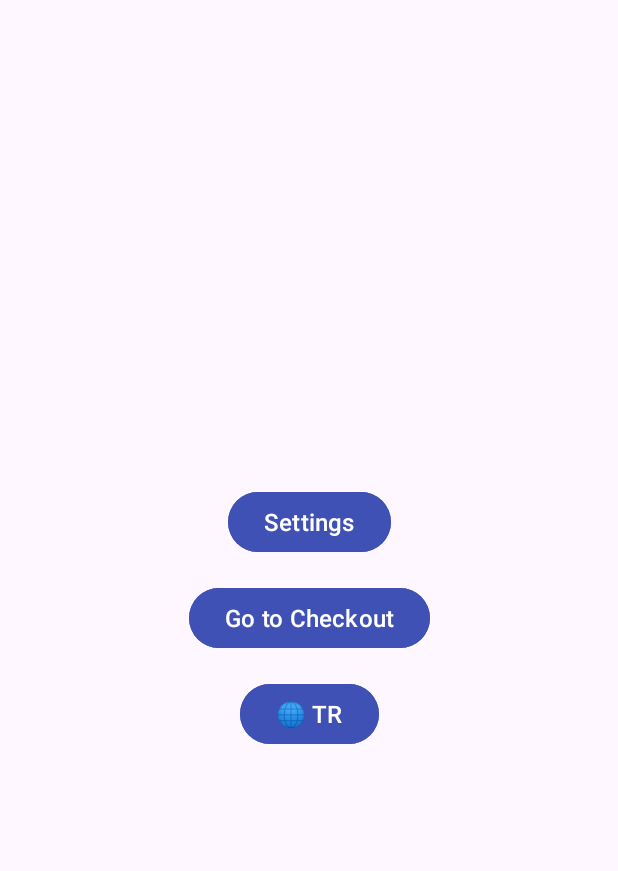
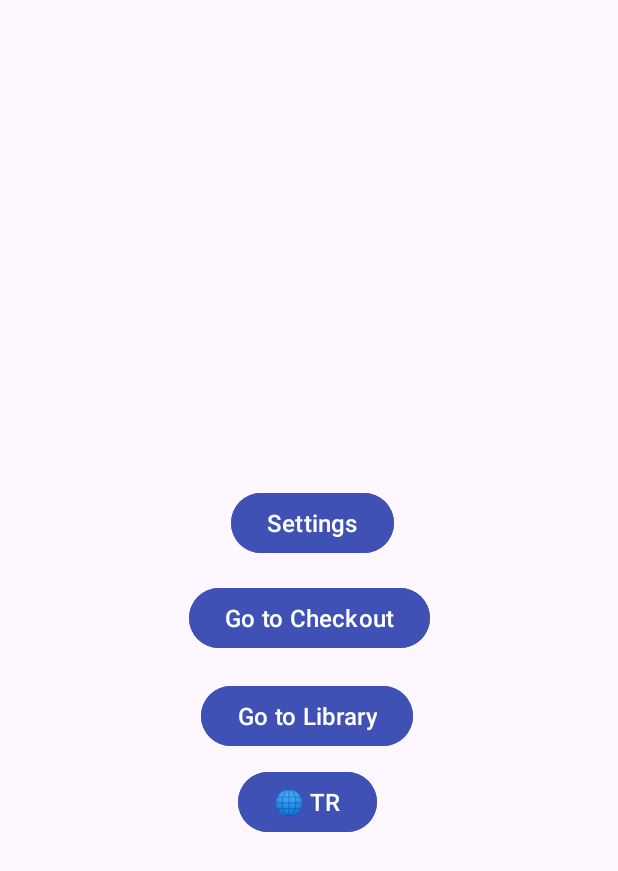
Before and after one commit to aliboron/256-487-projects, an Android app: the MainActivity screen opened directly, with no data from a screen before it, on a phone screen of 412 x 824 dp. Shown: the top 871 px of the screen. Run offline under Robolectric (Android 15) with nearby library versions, the phone set to English and light mode, and no system bars.

Commit message:
feat:library added

```diff
--- a/487-mobile/app/src/main/AndroidManifest.xml
+++ b/487-mobile/app/src/main/AndroidManifest.xml
@@ -34,6 +34,9 @@
             android:exported="true">
 
         </activity>
+        <activity
+            android:name=".LibraryActivity"
+            android:exported="false" />
     </application>
 
 </manifest>
--- a/487-mobile/app/src/main/java/com/ctis487/project/digitalgamemarket/MainActivity.kt
+++ b/487-mobile/app/src/main/java/com/ctis487/project/digitalgamemarket/MainActivity.kt
@@ -32,6 +32,11 @@ class MainActivity : AppCompatActivity() {
             startActivity(intent)
         }
 
+        binding.btnLibrary.setOnClickListener {
+            val intent = Intent(this, LibraryActivity::class.java)
+            startActivity(intent)
+        }
+
         binding.btnLanguage.setOnClickListener {
             changeLanguage()
         }
--- a/487-mobile/app/src/main/res/layout/activity_main.xml
+++ b/487-mobile/app/src/main/res/layout/activity_main.xml
@@ -11,45 +11,56 @@
         android:id="@+id/btnSettings"
         android:layout_width="wrap_content"
         android:layout_height="wrap_content"
-        android:text="@string/btn_settings"
+        android:layout_marginEnd="24dp"
+        android:layout_marginBottom="15dp"
         android:backgroundTint="#3F51B5"
-        android:textSize="16sp"
         android:paddingStart="24dp"
         android:paddingEnd="24dp"
+        android:text="@string/btn_settings"
+        android:textSize="16sp"
         app:layout_constraintBottom_toTopOf="@+id/btnCheckout"
-        app:layout_constraintEnd_toEndOf="parent"
-        app:layout_constraintStart_toStartOf="parent"
-        app:layout_constraintTop_toTopOf="parent"
-        app:layout_constraintVertical_chainStyle="packed" />
+        app:layout_constraintEnd_toEndOf="@+id/btnCheckout" />
 
     <Button
         android:id="@+id/btnCheckout"
         android:layout_width="wrap_content"
         android:layout_height="wrap_content"
-        android:layout_marginTop="16dp"
-        android:text="@string/btn_go_to_checkout"
         android:backgroundTint="#3F51B5"
-        android:textSize="16sp"
         android:paddingStart="24dp"
         android:paddingEnd="24dp"
-        app:layout_constraintBottom_toTopOf="@+id/btnLanguage"
+        android:text="@string/btn_go_to_checkout"
+        android:textSize="16sp"
+        app:layout_constraintBottom_toBottomOf="parent"
         app:layout_constraintEnd_toEndOf="parent"
         app:layout_constraintStart_toStartOf="parent"
-        app:layout_constraintTop_toBottomOf="@+id/btnSettings" />
+        app:layout_constraintTop_toTopOf="parent" />
+
+    <Button
+        android:id="@+id/btnLibrary"
+        android:layout_width="wrap_content"
+        android:layout_height="wrap_content"
+        android:layout_marginStart="8dp"
+        android:layout_marginTop="17dp"
+        android:backgroundTint="#3F51B5"
+        android:paddingStart="24dp"
+        android:paddingEnd="24dp"
+        android:text="@string/btnLibrary"
+        android:textSize="16sp"
+        app:layout_constraintStart_toStartOf="@+id/btnCheckout"
+        app:layout_constraintTop_toBottomOf="@+id/btnCheckout" />
 
     <Button
         android:id="@+id/btnLanguage"
         android:layout_width="wrap_content"
         android:layout_height="wrap_content"
-        android:layout_marginTop="16dp"
-        android:text="@string/btn_language"
+        android:layout_marginTop="9dp"
+        android:layout_marginEnd="24dp"
         android:backgroundTint="#3F51B5"
-        android:textSize="16sp"
         android:paddingStart="24dp"
         android:paddingEnd="24dp"
-        app:layout_constraintBottom_toBottomOf="parent"
-        app:layout_constraintEnd_toEndOf="parent"
-        app:layout_constraintStart_toStartOf="parent"
-        app:layout_constraintTop_toBottomOf="@+id/btnCheckout" />
+        android:text="@string/btn_language"
+        android:textSize="16sp"
+        app:layout_constraintEnd_toEndOf="@+id/btnLibrary"
+        app:layout_constraintTop_toBottomOf="@+id/btnLibrary" />
 
 </androidx.constraintlayout.widget.ConstraintLayout>
--- /dev/null
+++ b/487-mobile/app/src/main/res/values/dimens.xml
@@ -0,0 +1,4 @@
+<?xml version="1.0" encoding="utf-8"?>
+<resources>
+    <dimen name="libraryItemMargin">10dp</dimen>
+</resources>
--- a/487-mobile/app/src/main/res/values/strings.xml
+++ b/487-mobile/app/src/main/res/values/strings.xml
@@ -4,6 +4,12 @@
     <string name="btnLogin">LOGIN\n</string>
     <string name="txtTitle">GAME MARKET</string>
     <string name="txtCheckout">CHECKOUT</string>
+    <string name="btnLibrary">Go to Library</string>
+    <string name="boughtDateTv">Bought at xx/xx/20xx</string>
+    <string name="gameNameTvDummy">Cyberpunk 2077</string>
+    <string name="txtLibraryTitle">Users Library</string>
+    <string name="txtLibraryDetails">Your all games:</string>
+    <string name="btnReturn">Return</string>
 
     <!-- Checkout Activity -->
     <string name="hint_card_name">Name on the card</string>
```
Also changed, not shown: 487-mobile/app/src/main/java/com/ctis487/project/digitalgamemarket/LibraryActivity.kt (added, +98 -0 lines), 487-mobile/app/src/main/java/com/ctis487/project/digitalgamemarket/adapter/LibraryRecyclerViewAdapter.kt (added, +63 -0 lines), 487-mobile/app/src/main/res/layout/activity_library.xml (added, +75 -0 lines), 487-mobile/app/src/main/res/layout/library_item_layout.xml (added, +38 -0 lines), 1 other file.
